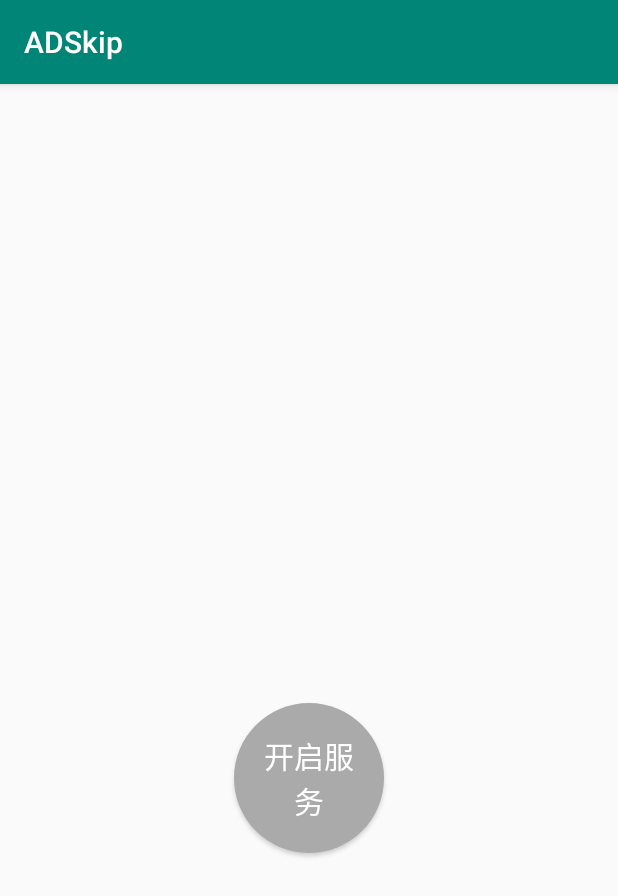
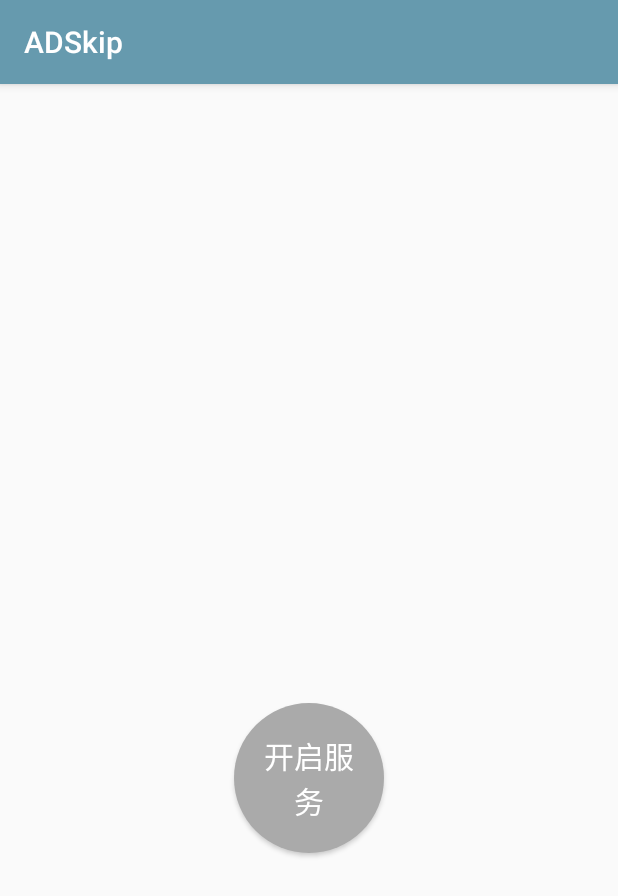
Before and after one commit to Promisin/ADSkip, an Android app: the screen it shows after launch (MainActivity), on a phone screen of 412 x 824 dp. Shown: the top 896 px of the screen. Run offline under Robolectric (Android 15) with nearby library versions, the phone set to English and light mode, and no system bars.

Commit message:
refactor: modify primary color

```diff
--- a/app/src/main/res/values/colors.xml
+++ b/app/src/main/res/values/colors.xml
@@ -1,6 +1,6 @@
 <?xml version="1.0" encoding="utf-8"?>
 <resources>
-    <color name="colorPrimary">#008577</color>
-    <color name="colorPrimaryDark">#00574B</color>
+    <color name="colorPrimary">#669aae</color>
+    <color name="colorPrimaryDark">#466c7b</color>
     <color name="colorAccent">#D81B60</color>
 </resources>
```
